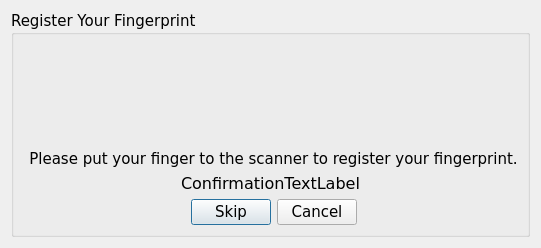
AmielJohnPadasay/ClockWork, file CLOCKWORK_SEMESTER/register_fingerprint.ui: the form before one commit.
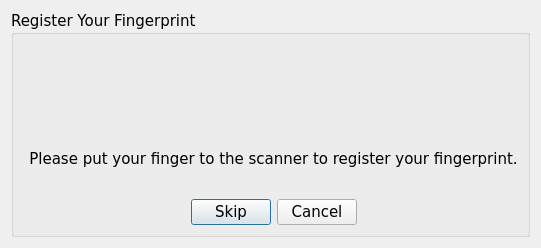
The form after the commit. Icons and pictures are not drawn.

The edit to the form file:
```diff
--- a/CLOCKWORK_SEMESTER/register_fingerprint.ui
+++ b/CLOCKWORK_SEMESTER/register_fingerprint.ui
@@ -7,7 +7,7 @@
     <x>0</x>
     <y>0</y>
     <width>529</width>
-    <height>239</height>
+    <height>247</height>
    </rect>
   </property>
   <property name="font">
@@ -131,7 +131,7 @@
          </font>
         </property>
         <property name="text">
-         <string>ConfirmationTextLabel</string>
+         <string/>
         </property>
         <property name="alignment">
          <set>Qt::AlignmentFlag::AlignCenter</set>
```
